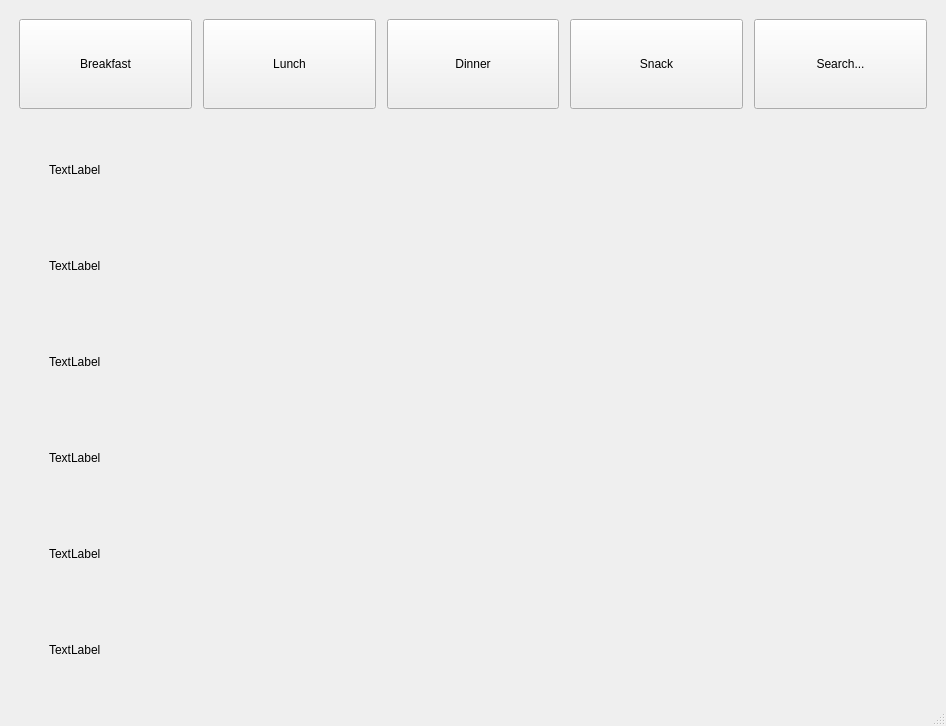
First picture: the form in browseScreen.ui, repository concastor/Recipe-Book-Creator, before the edit.
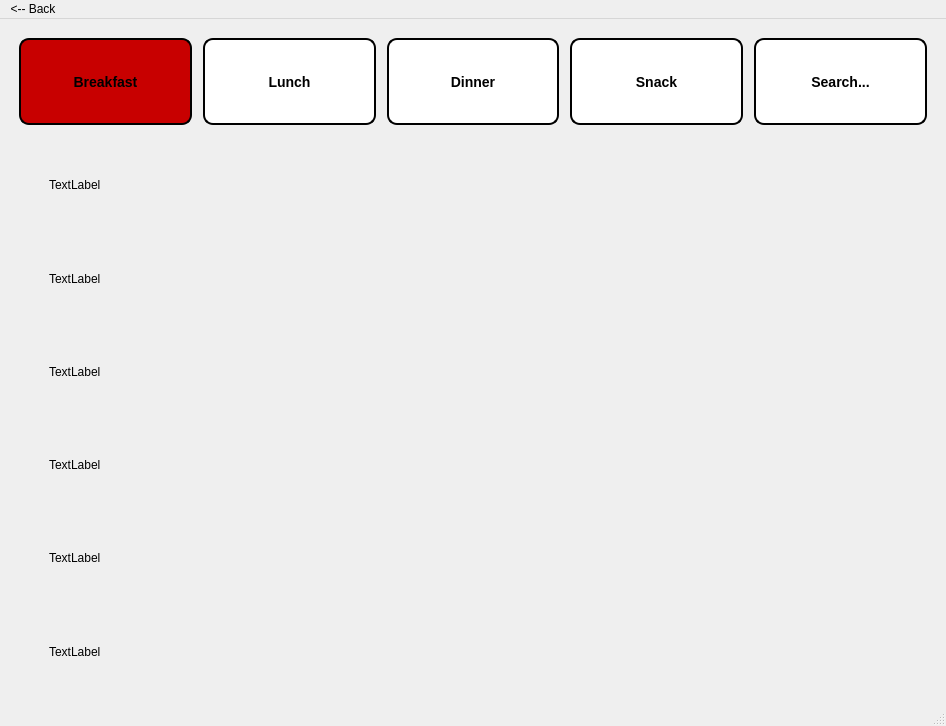
Second picture: the form after the edit.

Commit message: added control to browse screen buttons

Patch:
```diff
--- a/browseScreen.ui
+++ b/browseScreen.ui
@@ -11,7 +11,13 @@
    </rect>
   </property>
   <property name="windowTitle">
-   <string>MainWindow</string>
+   <string>Browse</string>
+  </property>
+  <property name="styleSheet">
+   <string notr="true">background=rgb(230, 170, 255)</string>
+  </property>
+  <property name="tabShape">
+   <enum>QTabWidget::Triangular</enum>
   </property>
   <widget class="QWidget" name="centralwidget">
    <layout class="QHBoxLayout" name="horizontalLayout">
@@ -62,9 +68,45 @@
             <verstretch>0</verstretch>
            </sizepolicy>
           </property>
+          <property name="styleSheet">
+           <string notr="true">QPushButton {
+     background-color: white;
+    border-style: outset;
+    border-width: 2px;
+    border-radius: 10px;
+    border-color: black;
+    font: bold 14px;
+
+}
+QPushButton:pressed{
+    background-color: rgb(50, 50, 50);
+    border-style: inset;
+}  
+QPushButton:hover:!pressed{
+   background-color: rgb(200, 200,200);
+	border-style: inset;
+}
+QPushButton:checked{
+    background-color: rgb(200, 0, 0);
+    border-style: inset;
+}  
+
+
+
+</string>
+          </property>
           <property name="text">
            <string>Breakfast</string>
           </property>
+          <property name="checkable">
+           <bool>true</bool>
+          </property>
+          <property name="checked">
+           <bool>true</bool>
+          </property>
+          <property name="autoExclusive">
+           <bool>true</bool>
+          </property>
          </widget>
         </item>
         <item>
@@ -91,9 +133,42 @@
             <verstretch>0</verstretch>
            </sizepolicy>
           </property>
+          <property name="styleSheet">
+           <string notr="true">QPushButton {
+     background-color: white;
+    border-style: outset;
+    border-width: 2px;
+    border-radius: 10px;
+    border-color: black;
+    font: bold 14px;
+
+}
+QPushButton:pressed{
+    background-color: rgb(50, 50, 50);
+    border-style: inset;
+}  
+QPushButton:hover:!pressed{
+   background-color: rgb(200, 200,200);
+	border-style: inset;
+}
+QPushButton:checked{
+    background-color: rgb(200, 0, 0);
+    border-style: inset;
+}  
+
+
+
+</string>
+          </property>
           <property name="text">
            <string>Lunch</string>
           </property>
+          <property name="checkable">
+           <bool>true</bool>
+          </property>
+          <property name="autoExclusive">
+           <bool>true</bool>
+          </property>
          </widget>
         </item>
         <item>
@@ -120,9 +195,42 @@
             <verstretch>0</verstretch>
            </sizepolicy>
           </property>
+          <property name="styleSheet">
+           <string notr="true">QPushButton {
+     background-color: white;
+    border-style: outset;
+    border-width: 2px;
+    border-radius: 10px;
+    border-color: black;
+    font: bold 14px;
+
+}
+QPushButton:pressed{
+    background-color: rgb(50, 50, 50);
+    border-style: inset;
+}  
+QPushButton:hover:!pressed{
+   background-color: rgb(200, 200,200);
+	border-style: inset;
+}
+QPushButton:checked{
+    background-color: rgb(200, 0, 0);
+    border-style: inset;
+}  
+
+
+
+</string>
+          </property>
           <property name="text">
            <string>Dinner</string>
           </property>
+          <property name="checkable">
+           <bool>true</bool>
+          </property>
+          <property name="autoExclusive">
+           <bool>true</bool>
+          </property>
          </widget>
         </item>
         <item>
@@ -149,9 +257,42 @@
             <verstretch>0</verstretch>
            </sizepolicy>
           </property>
+          <property name="styleSheet">
+           <string notr="true">QPushButton {
+     background-color: white;
+    border-style: outset;
+    border-width: 2px;
+    border-radius: 10px;
+    border-color: black;
+    font: bold 14px;
+
+}
+QPushButton:pressed{
+    background-color: rgb(50, 50, 50);
+    border-style: inset;
+}  
+QPushButton:hover:!pressed{
+   background-color: rgb(200, 200,200);
+	border-style: inset;
+}
+QPushButton:checked{
+    background-color: rgb(200, 0, 0);
+    border-style: inset;
+}  
+
+
+
+</string>
+          </property>
           <property name="text">
            <string>Snack</string>
           </property>
+          <property name="checkable">
+           <bool>true</bool>
+          </property>
+          <property name="autoExclusive">
+           <bool>true</bool>
+          </property>
          </widget>
         </item>
         <item>
@@ -178,9 +319,42 @@
             <verstretch>0</verstretch>
            </sizepolicy>
           </property>
+          <property name="styleSheet">
+           <string notr="true">QPushButton {
+     background-color: white;
+    border-style: outset;
+    border-width: 2px;
+    border-radius: 10px;
+    border-color: black;
+    font: bold 14px;
+
+}
+QPushButton:pressed{
+    background-color: rgb(50, 50, 50);
+    border-style: inset;
+}  
+QPushButton:hover:!pressed{
+   background-color: rgb(200, 200,200);
+	border-style: inset;
+}
+QPushButton:checked{
+    background-color: rgb(200, 0, 0);
+    border-style: inset;
+}  
+
+
+
+</string>
+          </property>
           <property name="text">
            <string>Search...</string>
           </property>
+          <property name="checkable">
+           <bool>true</bool>
+          </property>
+          <property name="autoExclusive">
+           <bool>true</bool>
+          </property>
          </widget>
         </item>
         <item>
@@ -236,7 +410,10 @@
          </spacer>
         </item>
         <item>
-         <widget class="QLabel" name="label_6">
+         <widget class="QLabel" name="rLabel1">
+          <property name="styleSheet">
+           <string notr="true">font: 14pt &quot;Rockwell&quot;;</string>
+          </property>
           <property name="text">
            <string>TextLabel</string>
           </property>
@@ -263,7 +440,10 @@
          </spacer>
         </item>
         <item>
-         <widget class="QLabel" name="label_5">
+         <widget class="QLabel" name="rLabel2">
+          <property name="styleSheet">
+           <string notr="true">font: 14pt &quot;Rockwell&quot;;</string>
+          </property>
           <property name="text">
            <string>TextLabel</string>
           </property>
@@ -290,7 +470,10 @@
          </spacer>
         </item>
         <item>
-         <widget class="QLabel" name="label_4">
+         <widget class="QLabel" name="rLabel3">
+          <property name="styleSheet">
+           <string notr="true">font: 14pt &quot;Rockwell&quot;;</string>
+          </property>
           <property name="text">
            <string>TextLabel</string>
           </property>
@@ -317,7 +500,10 @@
          </spacer>
         </item>
         <item>
-         <widget class="QLabel" name="label_3">
+         <widget class="QLabel" name="rLabel4">
+          <property name="styleSheet">
+           <string notr="true">font: 14pt &quot;Rockwell&quot;;</string>
+          </property>
           <property name="text">
            <string>TextLabel</string>
           </property>
@@ -344,7 +530,10 @@
          </spacer>
         </item>
         <item>
-         <widget class="QLabel" name="label">
+         <widget class="QLabel" name="rLabel5">
+          <property name="styleSheet">
+           <string notr="true">font: 14pt &quot;Rockwell&quot;;</string>
+          </property>
           <property name="text">
            <string>TextLabel</string>
           </property>
@@ -371,7 +560,10 @@
          </spacer>
         </item>
         <item>
-         <widget class="QLabel" name="label_2">
+         <widget class="QLabel" name="rLabel6">
+          <property name="styleSheet">
+           <string notr="true">font: 14pt &quot;Rockwell&quot;;</string>
+          </property>
           <property name="text">
            <string>TextLabel</string>
           </property>
@@ -392,9 +584,15 @@
      <x>0</x>
      <y>0</y>
      <width>946</width>
-     <height>21</height>
+     <height>26</height>
     </rect>
    </property>
+   <widget class="QMenu" name="menuBack">
+    <property name="title">
+     <string>&lt;-- Back</string>
+    </property>
+   </widget>
+   <addaction name="menuBack"/>
   </widget>
   <widget class="QStatusBar" name="statusbar"/>
  </widget>
```
The commit also changes 3 other files.
